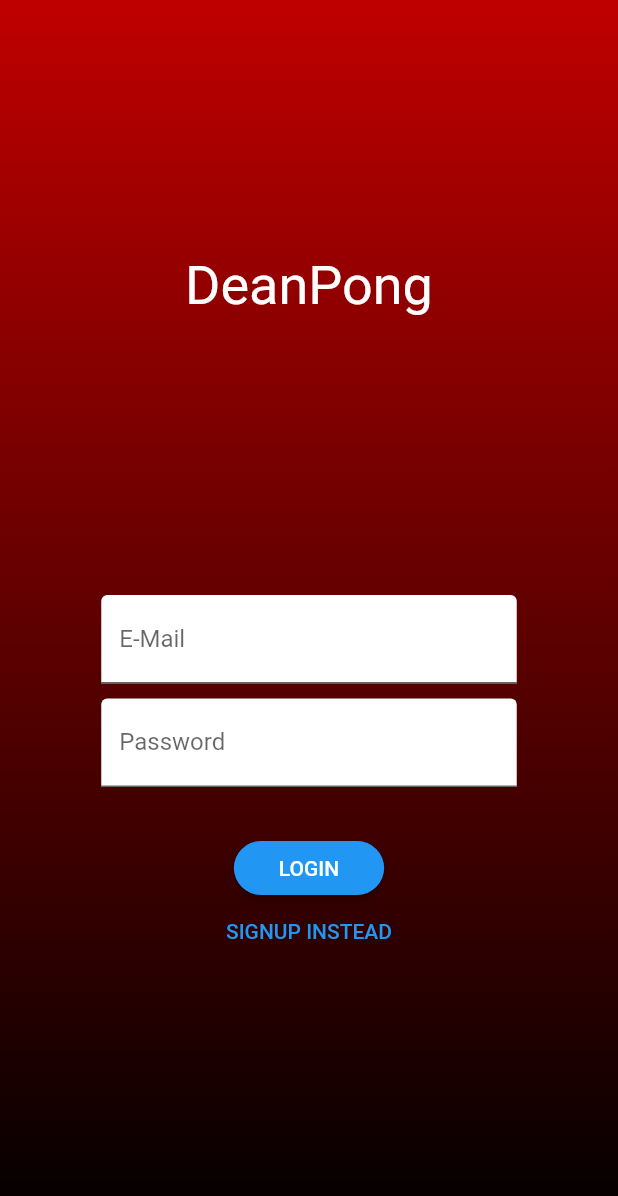
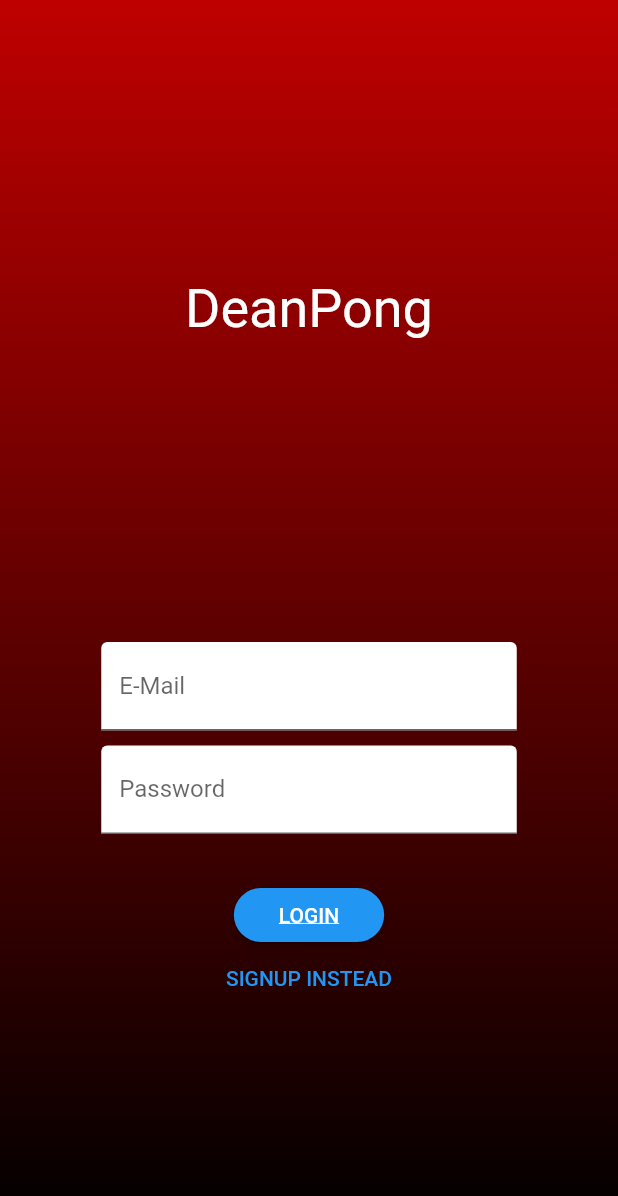
Before and after one commit to Painese/dean_pong, a Flutter app: the screen it shows after launch, on a phone screen of 412 x 824 dp. Shown: the top 1196 px of the screen. Run offline on Flutter 3.47's test engine with Material 2 defaults, Android fonts, the phone set to English and light mode, and no system bars; our stand-ins replace shared_preferences; missing offline and left inert: codable; Roboto replaces fonts that are missing (Kaushan Script).

Commit message:
mainly fixing sizes.

```diff
--- a/lib/main.dart
+++ b/lib/main.dart
@@ -26,6 +26,8 @@ class MyApp extends StatelessWidget {
         title: 'Flutter Demo',
         theme: ThemeData(
           primarySwatch: Colors.blue,
+//          primaryColor: Color.fromRGBO(191, 0, 0, 1),
+//          accentColor: Color.fromRGBO(0, 0, 0, 1),
         ),
         home: Consumer<Auth>(
           builder: (ctx, auth, _) {
--- a/lib/screens/auth_screen.dart
+++ b/lib/screens/auth_screen.dart
@@ -15,10 +15,11 @@ class AuthScreen extends StatelessWidget {
   @override
   Widget build(BuildContext context) {
     final deviceSize = MediaQuery.of(context).size;
-    // final transformConfig = Matrix4.rotationZ(-8 * pi / 180);
-    // transformConfig.translate(-10.0);
+    final padding = MediaQuery.of(context).padding;
+    final isPortrait = MediaQuery.of(context).orientation == Orientation.portrait;
+    final viewInsets = MediaQuery.of(context).viewInsets;
     return Scaffold(
-      // resizeToAvoidBottomInset: false,
+      resizeToAvoidBottomInset: false,
       body: SafeArea(
         child: Stack(
           children: <Widget>[
@@ -37,13 +38,13 @@ class AuthScreen extends StatelessWidget {
             ),
             SingleChildScrollView(
               child: Container(
-                height: deviceSize.height,
+                height: deviceSize.height - padding.top - padding.bottom - viewInsets.bottom - viewInsets.top,
                 width: deviceSize.width,
                 child: Column(
-                mainAxisAlignment: MainAxisAlignment.spaceEvenly,
-                  crossAxisAlignment: CrossAxisAlignment.center,
                   children: <Widget>[
                     Flexible(
+                      flex: 1,
+                      child: Center(
                         child: Container(
                           child: Text(
                             'DeanPong',
@@ -56,7 +57,9 @@ class AuthScreen extends StatelessWidget {
                           ),
                         ),
                       ),
+                    ),
                     Flexible(
+                      flex: isPortrait ? 1 : 2,
                       child: AuthWidget(),
                     ),
                   ],
@@ -181,7 +184,11 @@ class _AuthWidgetState extends State<AuthWidget> {
               Padding(
                 padding: const EdgeInsets.only(bottom: 10.0),
                 child: TextFormField(
-                  decoration: InputDecoration(filled: true, fillColor: Colors.white, labelText: 'E-Mail'),
+                  decoration: InputDecoration(
+                      filled: true,
+                      fillColor: Colors.white,
+                      labelText: 'E-Mail',
+                  ),
                   keyboardType: TextInputType.emailAddress,
                   validator: (value) {
                     if (value.isEmpty || !value.contains('@')) {
@@ -197,7 +204,11 @@ class _AuthWidgetState extends State<AuthWidget> {
               Padding(
                 padding: const EdgeInsets.only(bottom: 10.0),
                 child: TextFormField(
-                  decoration: InputDecoration(filled: true, fillColor: Colors.white, labelText: 'Password'),
+                  decoration: InputDecoration(
+                    filled: true,
+                    fillColor: Colors.white,
+                    labelText: 'Password',
+                  ),
                   obscureText: true,
                   controller: _passwordController,
                   validator: (value) {
@@ -214,7 +225,11 @@ class _AuthWidgetState extends State<AuthWidget> {
               if (_authMode == AuthMode.Signup)
                 TextFormField(
                   enabled: _authMode == AuthMode.Signup,
-                  decoration: InputDecoration(filled: true, fillColor: Colors.white, labelText: 'Confirm Password'),
+                  decoration: InputDecoration(
+                      filled: true,
+                      fillColor: Colors.white,
+                      labelText: 'Confirm Password',
+                  ),
                   obscureText: true,
                   validator: _authMode == AuthMode.Signup
                       ? (value) {
@@ -233,7 +248,10 @@ class _AuthWidgetState extends State<AuthWidget> {
               else
                 RaisedButton(
                   child:
-                  Text(_authMode == AuthMode.Login ? 'LOGIN' : 'SIGN UP'),
+                  Text(
+                      _authMode == AuthMode.Login ? 'LOGIN' : 'SIGN UP',
+                      style: TextStyle(decoration: TextDecoration.underline)
+                  ),
                   onPressed: _submit,
                   shape: RoundedRectangleBorder(
                     borderRadius: BorderRadius.circular(30),
```
Lines whose indentation alone changed are shown as unchanged.
